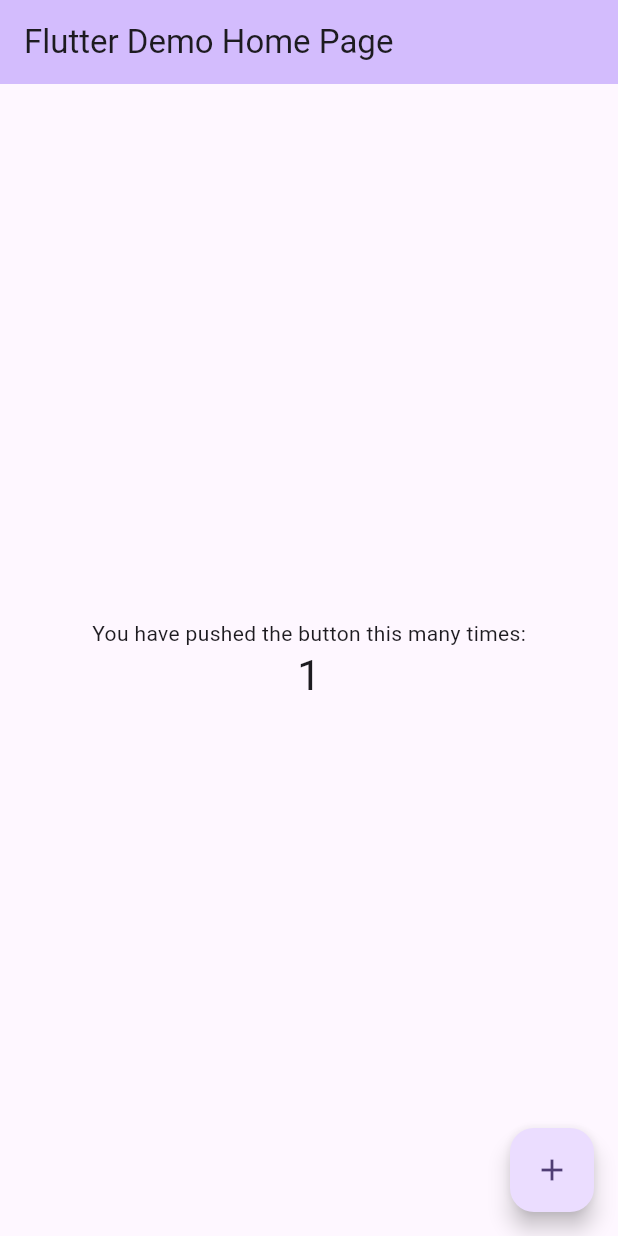
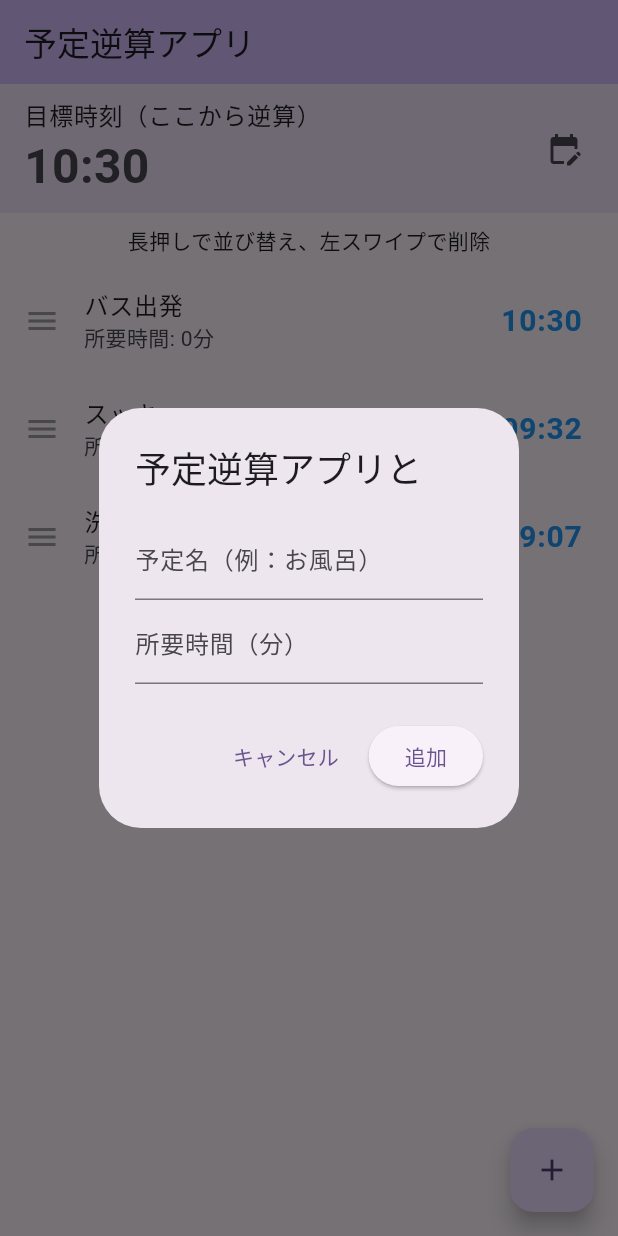
Before and after one commit to kkuramitu-portfolio/reverse_calc_app, a Flutter app: the screen it shows after launch, after a tap on the "add" icon, on a phone screen of 412 x 824 dp. Run offline on Flutter 3.47's test engine with Material 3 defaults, Android fonts, the light colour scheme and no system bars; our stand-ins replace shared_preferences.

Commit message:
スケジュール逆算アプリ作成

```diff
--- a/lib/main.dart
+++ b/lib/main.dart
@@ -1,120 +1,228 @@
 import 'package:flutter/material.dart';
+import 'package:intl/intl.dart';
+import 'package:shared_preferences/shared_preferences.dart';
+import 'dart:convert';
 
 void main() {
-  runApp(const MyApp());
+  runApp(const ReverseCalcApp());
 }
 
-class MyApp extends StatelessWidget {
-  const MyApp({super.key});
+class ReverseCalcApp extends StatelessWidget {
+  const ReverseCalcApp({super.key});
 
-  // This widget is the root of your application.
   @override
   Widget build(BuildContext context) {
     return MaterialApp(
-      title: 'Flutter Demo',
+      title: '予定逆算アプリ',
       theme: ThemeData(
-        // This is the theme of your application.
-        //
-        // TRY THIS: Try running your application with "flutter run". You'll see
-        // the application has a purple toolbar. Then, without quitting the app,
-        // try changing the seedColor in the colorScheme below to Colors.green
-        // and then invoke "hot reload" (save your changes or press the "hot
-        // reload" button in a Flutter-supported IDE, or press "r" if you used
-        // the command line to start the app).
-        //
-        // Notice that the counter didn't reset back to zero; the application
-        // state is not lost during the reload. To reset the state, use hot
-        // restart instead.
-        //
-        // This works for code too, not just values: Most code changes can be
-        // tested with just a hot reload.
-        colorScheme: .fromSeed(seedColor: Colors.deepPurple),
+        colorScheme: ColorScheme.fromSeed(seedColor: Colors.deepPurple),
+        useMaterial3: true,
       ),
-      home: const MyHomePage(title: 'Flutter Demo Home Page'),
+      home: const ReverseCalcScreen(),
     );
   }
 }
 
-class MyHomePage extends StatefulWidget {
-  const MyHomePage({super.key, required this.title});
-
-  // This widget is the home page of your application. It is stateful, meaning
-  // that it has a State object (defined below) that contains fields that affect
-  // how it looks.
-
-  // This class is the configuration for the state. It holds the values (in this
-  // case the title) provided by the parent (in this case the App widget) and
-  // used by the build method of the State. Fields in a Widget subclass are
-  // always marked "final".
-
-  final String title;
+class ReverseCalcScreen extends StatefulWidget {
+  const ReverseCalcScreen({super.key});
 
   @override
-  State<MyHomePage> createState() => _MyHomePageState();
+  State<ReverseCalcScreen> createState() => _ReverseCalcScreenState();
 }
 
-class _MyHomePageState extends State<MyHomePage> {
-  int _counter = 0;
+class _ReverseCalcScreenState extends State<ReverseCalcScreen> {
+  DateTime goalTime = DateTime.now();
+  List<Map<String, dynamic>> tasks = [];
 
-  void _incrementCounter() {
-    setState(() {
-      // This call to setState tells the Flutter framework that something has
-      // changed in this State, which causes it to rerun the build method below
-      // so that the display can reflect the updated values. If we changed
-      // _counter without calling setState(), then the build method would not be
-      // called again, and so nothing would appear to happen.
-      _counter++;
+  @override
+  void initState() {
+    super.initState();
+    _loadData(); // アプリ起動時にデータを読み込む
+  }
+
+  // --- データの保存と読み込み ---
+  Future<void> _saveData() async {
+    final prefs = await SharedPreferences.getInstance();
+    final String encodedData = json.encode({
+      'goalTime': goalTime.toIso8601String(),
+      'tasks': tasks,
     });
+    await prefs.setString('app_data', encodedData);
+  }
+
+  Future<void> _loadData() async {
+    final prefs = await SharedPreferences.getInstance();
+    final String? data = prefs.getString('app_data');
+    if (data != null) {
+      final decodedData = json.decode(data);
+      setState(() {
+        goalTime = DateTime.parse(decodedData['goalTime']);
+        tasks = List<Map<String, dynamic>>.from(decodedData['tasks']);
+      });
+    } else {
+      // 初期データ
+      setState(() {
+        tasks = [
+          {'name': 'バス出発', 'duration': 0},
+          {'name': 'スッキ', 'duration': 58},
+          {'name': '洗い始', 'duration': 25},
+        ];
+      });
+    }
+  }
+
+  // --- 予定の追加ダイアログ ---
+  void _showAddTaskDialog() {
+    String newName = '';
+    int newDuration = 0;
+
+    showDialog(
+      context: context,
+      builder: (context) => AlertDialog(
+        title: const Text('予定逆算アプリと'),
+        content: Column(
+          mainAxisSize: MainAxisSize.min,
+          children: [
+            TextField(
+              decoration: const InputDecoration(labelText: '予定名（例：お風呂）'),
+              onChanged: (value) => newName = value,
+            ),
+            TextField(
+              decoration: const InputDecoration(labelText: '所要時間（分）'),
+              keyboardType: TextInputType.number,
+              onChanged: (value) => newDuration = int.tryParse(value) ?? 0,
+            ),
+          ],
+        ),
+        actions: [
+          TextButton(
+            onPressed: () => Navigator.pop(context),
+            child: const Text('キャンセル'),
+          ),
+          ElevatedButton(
+            onPressed: () {
+              setState(() {
+                tasks.add({'name': newName, 'duration': newDuration});
+                _saveData();
+              });
+              Navigator.pop(context);
+            },
+            child: const Text('追加'),
+          ),
+        ],
+      ),
+    );
   }
 
   @override
   Widget build(BuildContext context) {
-    // This method is rerun every time setState is called, for instance as done
-    // by the _incrementCounter method above.
-    //
-    // The Flutter framework has been optimized to make rerunning build methods
-    // fast, so that you can just rebuild anything that needs updating rather
-    // than having to individually change instances of widgets.
+    // 逆算計算
+    List<Map<String, dynamic>> calculatedResults = [];
+    DateTime currentTime = goalTime;
+
+    for (var task in tasks) {
+      currentTime = currentTime.subtract(Duration(minutes: task['duration']));
+      calculatedResults.add({
+        'name': task['name'],
+        'duration': task['duration'],
+        'time': DateFormat('HH:mm').format(currentTime),
+      });
+    }
+
     return Scaffold(
       appBar: AppBar(
-        // TRY THIS: Try changing the color here to a specific color (to
-        // Colors.amber, perhaps?) and trigger a hot reload to see the AppBar
-        // change color while the other colors stay the same.
+        title: const Text('予定逆算アプリ'),
         backgroundColor: Theme.of(context).colorScheme.inversePrimary,
-        // Here we take the value from the MyHomePage object that was created by
-        // the App.build method, and use it to set our appbar title.
-        title: Text(widget.title),
       ),
-      body: Center(
-        // Center is a layout widget. It takes a single child and positions it
-        // in the middle of the parent.
-        child: Column(
-          // Column is also a layout widget. It takes a list of children and
-          // arranges them vertically. By default, it sizes itself to fit its
-          // children horizontally, and tries to be as tall as its parent.
-          //
-          // Column has various properties to control how it sizes itself and
-          // how it positions its children. Here we use mainAxisAlignment to
-          // center the children vertically; the main axis here is the vertical
-          // axis because Columns are vertical (the cross axis would be
-          // horizontal).
-          //
-          // TRY THIS: Invoke "debug painting" (choose the "Toggle Debug Paint"
-          // action in the IDE, or press "p" in the console), to see the
-          // wireframe for each widget.
-          mainAxisAlignment: .center,
-          children: [
-            const Text('You have pushed the button this many times:'),
-            Text(
-              '$_counter',
-              style: Theme.of(context).textTheme.headlineMedium,
+      body: Column(
+        children: [
+          ListTile(
+            tileColor: Colors.deepPurple.withOpacity(0.1),
+            title: const Text('目標時刻（ここから逆算）'),
+            subtitle: Text(
+              DateFormat('HH:mm').format(goalTime),
+              style: const TextStyle(fontSize: 32, fontWeight: FontWeight.bold),
             ),
-          ],
-        ),
+            trailing: const Icon(Icons.edit_calendar),
+            onTap: () async {
+              final time = await showTimePicker(
+                context: context,
+                initialTime: TimeOfDay.fromDateTime(goalTime),
+              );
+              if (time != null) {
+                setState(() {
+                  goalTime = DateTime(
+                    goalTime.year,
+                    goalTime.month,
+                    goalTime.day,
+                    time.hour,
+                    time.minute,
+                  );
+                  _saveData();
+                });
+              }
+            },
+          ),
+          const Padding(
+            padding: EdgeInsets.all(8.0),
+            child: Text('長押しで並び替え、左スワイプで削除'),
+          ),
+          Expanded(
+            child: ReorderableListView.builder(
+              buildDefaultDragHandles: false, // ★右側の自動「=」をオフにする
+              itemCount: tasks.length,
+              onReorder: (oldIndex, newIndex) {
+                setState(() {
+                  if (newIndex > oldIndex) newIndex -= 1;
+                  final item = tasks.removeAt(oldIndex);
+                  tasks.insert(newIndex, item);
+                  _saveData();
+                });
+              },
+              itemBuilder: (context, index) {
+                final task = tasks[index];
+                final calc = calculatedResults[index];
+                return Dismissible(
+                  key: ValueKey('${task['name']}_$index'),
+                  direction: DismissDirection.endToStart,
+                  background: Container(
+                    color: Colors.red,
+                    alignment: Alignment.centerRight,
+                    padding: const EdgeInsets.symmetric(horizontal: 20),
+                    child: const Icon(Icons.delete, color: Colors.white),
+                  ),
+                  onDismissed: (direction) {
+                    setState(() {
+                      tasks.removeAt(index);
+                      _saveData();
+                    });
+                  },
+                  child: ListTile(
+                    key: ValueKey('${task['name']}_$index'),
+                    // ★左側に「≡」アイコンを配置し、ここをドラッグのつまみに指定する
+                    leading: ReorderableDragStartListener(
+                      index: index,
+                      child: const Icon(Icons.menu, color: Colors.grey),
+                    ),
+                    title: Text(task['name']),
+                    subtitle: Text('所要時間: ${task['duration']}分'),
+                    trailing: Text(
+                      calc['time'],
+                      style: const TextStyle(
+                        fontSize: 20,
+                        fontWeight: FontWeight.bold,
+                        color: Colors.blue,
+                      ),
+                    ),
+                  ),
+                );
+              },
+            ),
+          ),
+        ],
       ),
       floatingActionButton: FloatingActionButton(
-        onPressed: _incrementCounter,
-        tooltip: 'Increment',
+        onPressed: _showAddTaskDialog,
         child: const Icon(Icons.add),
       ),
     );
--- a/pubspec.yaml
+++ b/pubspec.yaml
@@ -34,6 +34,8 @@ dependencies:
   # The following adds the Cupertino Icons font to your application.
   # Use with the CupertinoIcons class for iOS style icons.
   cupertino_icons: ^1.0.8
+  intl: ^0.20.3
+  shared_preferences: ^2.5.5
 
 dev_dependencies:
   flutter_test:
```
Also changed, not shown: pubspec.lock, 1 other file.
